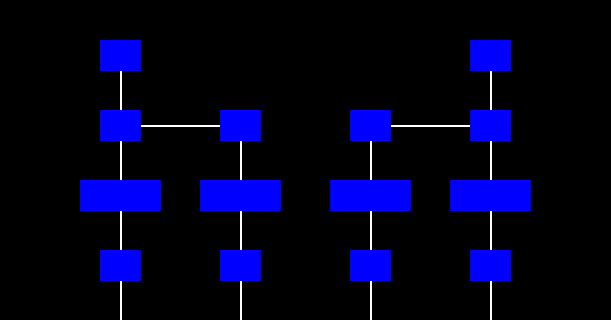
The window that vehicledcupage.ui (mayue-crrc/ShenyangMetro9DB) describes before a commit, drawn with Qt 5; both pictures show x 210 to 821 and y 0 to 320 of the 1024 by 513 pixel window.
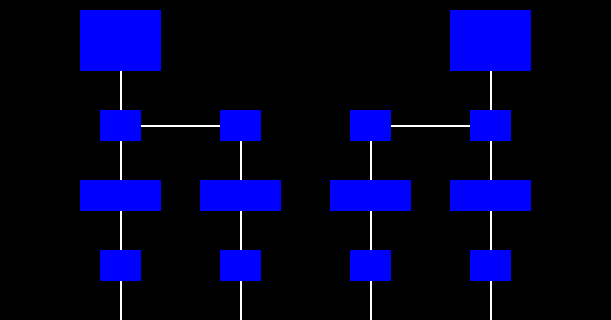
The same window after the commit. Icons and pictures are not drawn.

The edit to the form file:
```diff
--- a/vehicledcupage.ui
+++ b/vehicledcupage.ui
@@ -85,12 +85,15 @@
   <widget class="QLabel" name="PANTOMP1_1lbl">
    <property name="geometry">
     <rect>
-     <x>310</x>
-     <y>40</y>
-     <width>41</width>
-     <height>31</height>
+     <x>290</x>
+     <y>10</y>
+     <width>81</width>
+     <height>61</height>
     </rect>
    </property>
+   <property name="styleSheet">
+    <string notr="true">border-image: url(:/images/images/PantoDownMP1.bmp);</string>
+   </property>
    <property name="text">
     <string/>
    </property>
@@ -388,12 +391,15 @@
   <widget class="QLabel" name="PANTOMP2_1lbl">
    <property name="geometry">
     <rect>
-     <x>680</x>
-     <y>40</y>
-     <width>41</width>
-     <height>31</height>
+     <x>660</x>
+     <y>10</y>
+     <width>81</width>
+     <height>61</height>
     </rect>
    </property>
+   <property name="styleSheet">
+    <string notr="true">border-image: url(:/images/images/PantoUpMP2.bmp);</string>
+   </property>
    <property name="text">
     <string/>
    </property>
```
Left out of the diff: 16 changed lines with no effect on the pictures.
